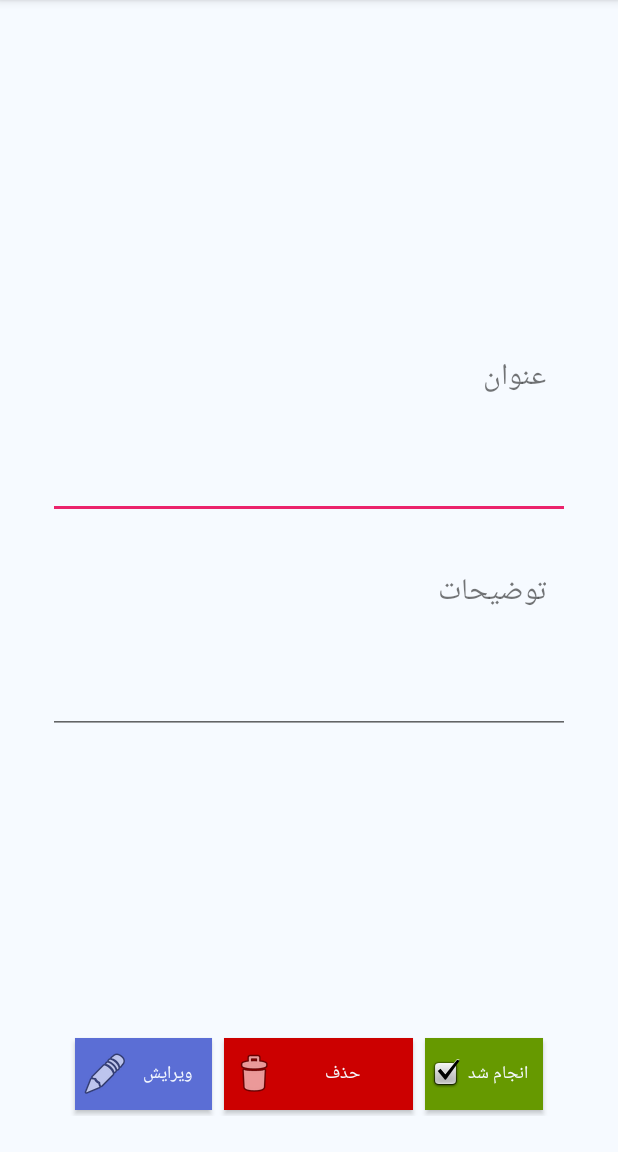
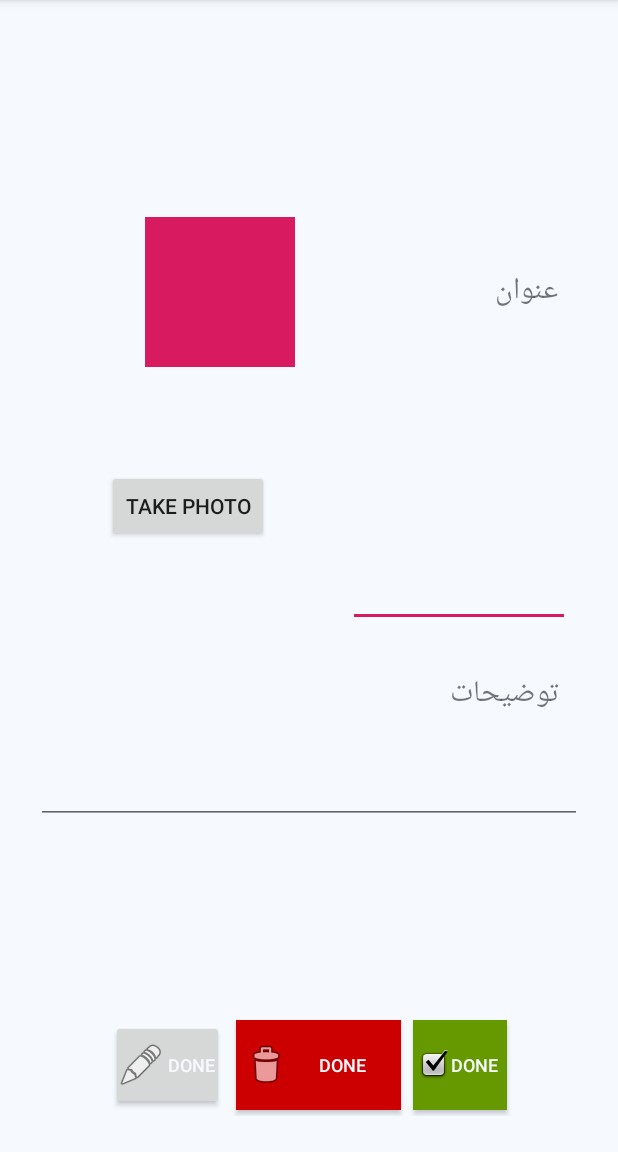
Before and after one commit to mktahmasbi1989/HW7_ORM, an Android app: the TaskDetailActivity screen opened directly, with no data from a screen before it, on a phone screen of 412 x 824 dp, the part 84-1236 px from its top. Run offline under Robolectric (Android 15) with nearby library versions, the phone set to English and light mode, and no system bars; 7 statements that could not run were skipped.

Commit message:
add imageView and btn takePhoto in taskDetailFragment add getPhotoName in model

```diff
--- a/app/src/main/res/layout-v25/fragment_task_detail.xml
+++ /dev/null
@@ -1,174 +0,0 @@
-<?xml version="1.0" encoding="utf-8"?>
-<android.support.constraint.ConstraintLayout xmlns:android="http://schemas.android.com/apk/res/android"
-    xmlns:app="http://schemas.android.com/apk/res-auto"
-    xmlns:tools="http://schemas.android.com/tools"
-    android:id="@+id/detail_fragment"
-    android:layout_width="match_parent"
-    android:layout_height="match_parent"
-    android:background="@color/ic_launcher_background"
-    android:orientation="vertical"
-    android:padding="16dp"
-    tools:context=".TaskDetailFragment"
-    tools:layout_editor_absoluteY="81dp">
-
-
-    <EditText
-        android:id="@+id/textView_title_detail"
-        android:layout_width="match_parent"
-        android:layout_height="wrap_content"
-        android:layout_marginStart="16dp"
-        android:layout_marginEnd="16dp"
-        android:layout_marginBottom="16dp"
-        android:textStyle="bold"
-        app:layout_constraintBottom_toTopOf="@+id/textView7"
-        app:layout_constraintEnd_toEndOf="parent"
-        app:layout_constraintStart_toStartOf="parent"
-        tools:text="description" />
-
-    <TextView
-        android:id="@+id/textView4"
-        android:layout_width="match_parent"
-        android:layout_height="wrap_content"
-        android:layout_marginStart="16dp"
-        android:layout_marginEnd="16dp"
-        android:layout_marginBottom="16dp"
-        android:padding="16dp"
-        android:text="عنوان"
-        android:textSize="20sp"
-        app:layout_constraintBottom_toTopOf="@+id/textView_title_detail"
-        app:layout_constraintEnd_toEndOf="parent"
-        app:layout_constraintHorizontal_bias="1.0"
-        app:layout_constraintStart_toStartOf="parent" />
-
-    <TextView
-        android:id="@+id/textView7"
-        android:layout_width="match_parent"
-        android:layout_height="wrap_content"
-        android:layout_marginStart="16dp"
-        android:layout_marginEnd="16dp"
-        android:layout_marginBottom="16dp"
-        android:padding="16dp"
-        android:text="توضیحات"
-        android:textSize="20sp"
-        app:layout_constraintBottom_toTopOf="@+id/textView_description"
-        app:layout_constraintEnd_toEndOf="parent"
-        app:layout_constraintStart_toStartOf="parent" />
-
-    <EditText
-        android:id="@+id/textView_description"
-        android:layout_width="match_parent"
-        android:layout_height="wrap_content"
-        android:layout_marginStart="16dp"
-        android:layout_marginEnd="16dp"
-        android:layout_marginBottom="16dp"
-        app:layout_constraintBottom_toTopOf="@+id/linearLayout"
-        app:layout_constraintEnd_toEndOf="parent"
-        app:layout_constraintStart_toStartOf="parent"
-        tools:text="description" />
-
-
-    <LinearLayout
-        android:id="@+id/linearLayout"
-        android:layout_width="match_parent"
-        android:layout_height="wrap_content"
-        android:layout_marginStart="8dp"
-        android:layout_marginEnd="8dp"
-        android:layout_marginBottom="16dp"
-        android:orientation="horizontal"
-        android:padding="8dp"
-        app:layout_constraintBottom_toTopOf="@+id/linearLayout6"
-        app:layout_constraintEnd_toEndOf="parent"
-        app:layout_constraintStart_toStartOf="parent">
-
-        <TextView
-            android:id="@+id/textView_date"
-            android:layout_width="wrap_content"
-            android:layout_height="wrap_content"
-            android:layout_weight="1"
-            android:gravity="center"
-            android:textColor="@color/colorPrimaryDark"
-            android:textSize="20sp"
-            android:textStyle="bold"
-            tools:text="date :" />
-
-    </LinearLayout>
-
-    <LinearLayout
-        android:id="@+id/linearLayout6"
-        android:layout_width="match_parent"
-        android:layout_height="wrap_content"
-        android:layout_marginStart="8dp"
-        android:layout_marginEnd="8dp"
-        android:layout_marginBottom="64dp"
-        android:orientation="horizontal"
-        android:padding="16dp"
-        app:layout_constraintBottom_toTopOf="@+id/linearLayout5"
-        app:layout_constraintEnd_toEndOf="parent"
-        app:layout_constraintStart_toStartOf="parent">
-
-        <TextView
-            android:id="@+id/textView_time"
-            android:layout_width="wrap_content"
-            android:layout_height="wrap_content"
-            android:layout_gravity="center"
-            android:layout_weight="1"
-            android:gravity="center"
-            android:textColor="@color/colorAccent"
-            android:textSize="20sp"
-            android:textStyle="bold"
-            tools:text="time" />
-
-    </LinearLayout>
-
-    <LinearLayout
-        android:id="@+id/linearLayout5"
-        android:layout_width="320dp"
-        android:layout_height="wrap_content"
-        android:layout_marginStart="8dp"
-        android:layout_marginEnd="8dp"
-        android:layout_marginBottom="8dp"
-        android:orientation="horizontal"
-        app:layout_constraintBottom_toBottomOf="parent"
-        app:layout_constraintEnd_toEndOf="parent"
-        app:layout_constraintStart_toStartOf="parent">
-
-        <Button
-            android:id="@+id/btn_edite"
-            android:layout_width="13dp"
-            android:layout_height="match_parent"
-            android:layout_margin="4dp"
-            android:layout_weight="1"
-            android:background="?android:attr/colorSecondary"
-            android:drawableStart="@android:drawable/ic_menu_edit"
-            android:padding="4dp"
-            android:text="@string/edite_textView"
-            android:textColor="@color/ic_launcher_background"
-            android:textSize="12sp" />
-
-        <Button
-            android:id="@+id/btn_delete"
-            android:layout_width="47dp"
-            android:layout_height="match_parent"
-            android:layout_margin="4dp"
-            android:layout_weight="1"
-            android:background="@android:color/holo_red_dark"
-            android:drawableStart="@android:drawable/ic_menu_delete"
-            android:padding="4dp"
-            android:text="@string/delete_textView"
-            android:textColor="@color/ic_launcher_background"
-            android:textSize="12sp" />
-
-        <Button
-            android:id="@+id/btn_done"
-            android:layout_width="0dp"
-            android:layout_height="match_parent"
-            android:layout_margin="4dp"
-            android:layout_weight="1"
-            android:background="@android:color/holo_green_dark"
-            android:drawableStart="@android:drawable/checkbox_on_background"
-            android:padding="4dp"
-            android:text="@string/done_textView"
-            android:textColor="@color/ic_launcher_background"
-            android:textSize="12sp" />
-    </LinearLayout>
-</android.support.constraint.ConstraintLayout>
--- a/app/src/main/res/layout/fragment_task_detail.xml
+++ b/app/src/main/res/layout/fragment_task_detail.xml
@@ -14,39 +14,39 @@
 
     <EditText
         android:id="@+id/textView_title_detail"
-        android:layout_width="match_parent"
+        android:layout_width="148dp"
         android:layout_height="wrap_content"
-        android:layout_marginStart="16dp"
-        android:layout_marginEnd="16dp"
-        android:layout_marginBottom="16dp"
+        android:layout_marginStart="8dp"
+        android:layout_marginEnd="8dp"
+        android:layout_marginBottom="12dp"
         android:textStyle="bold"
         app:layout_constraintBottom_toTopOf="@+id/textView7"
         app:layout_constraintEnd_toEndOf="parent"
+        app:layout_constraintHorizontal_bias="0.963"
         app:layout_constraintStart_toStartOf="parent"
         tools:text="description" />
 
     <TextView
         android:id="@+id/textView4"
-        android:layout_width="match_parent"
+        android:layout_width="111dp"
         android:layout_height="wrap_content"
-        android:layout_marginStart="16dp"
-        android:layout_marginEnd="16dp"
-        android:layout_marginBottom="16dp"
+        android:layout_marginTop="8dp"
+        android:layout_marginEnd="8dp"
+        android:layout_marginBottom="8dp"
         android:padding="16dp"
         android:text="عنوان"
         android:textSize="20sp"
         app:layout_constraintBottom_toTopOf="@+id/textView_title_detail"
         app:layout_constraintEnd_toEndOf="parent"
-        app:layout_constraintHorizontal_bias="1.0"
-        app:layout_constraintStart_toStartOf="parent" />
+        app:layout_constraintTop_toTopOf="parent" />
 
     <TextView
         android:id="@+id/textView7"
         android:layout_width="match_parent"
         android:layout_height="wrap_content"
-        android:layout_marginStart="16dp"
-        android:layout_marginEnd="16dp"
-        android:layout_marginBottom="16dp"
+        android:layout_marginStart="8dp"
+        android:layout_marginEnd="8dp"
+        android:layout_marginBottom="8dp"
         android:padding="16dp"
         android:text="توضیحات"
         android:textSize="20sp"
@@ -58,9 +58,9 @@
         android:id="@+id/textView_description"
         android:layout_width="match_parent"
         android:layout_height="wrap_content"
-        android:layout_marginStart="16dp"
-        android:layout_marginEnd="16dp"
-        android:layout_marginBottom="16dp"
+        android:layout_marginStart="8dp"
+        android:layout_marginEnd="8dp"
+        android:layout_marginBottom="8dp"
         app:layout_constraintBottom_toTopOf="@+id/linearLayout"
         app:layout_constraintEnd_toEndOf="parent"
         app:layout_constraintStart_toStartOf="parent"
@@ -70,10 +70,10 @@
     <LinearLayout
         android:id="@+id/linearLayout"
         android:layout_width="match_parent"
-        android:layout_height="wrap_content"
+        android:layout_height="43dp"
         android:layout_marginStart="8dp"
         android:layout_marginEnd="8dp"
-        android:layout_marginBottom="16dp"
+        android:layout_marginBottom="8dp"
         android:orientation="horizontal"
         android:padding="8dp"
         app:layout_constraintBottom_toTopOf="@+id/linearLayout6"
@@ -99,7 +99,7 @@
         android:layout_height="wrap_content"
         android:layout_marginStart="8dp"
         android:layout_marginEnd="8dp"
-        android:layout_marginBottom="64dp"
+        android:layout_marginBottom="8dp"
         android:orientation="horizontal"
         android:padding="16dp"
         app:layout_constraintBottom_toTopOf="@+id/linearLayout5"
@@ -122,8 +122,8 @@
 
     <LinearLayout
         android:id="@+id/linearLayout5"
-        android:layout_width="320dp"
-        android:layout_height="wrap_content"
+        android:layout_width="272dp"
+        android:layout_height="68dp"
         android:layout_marginStart="8dp"
         android:layout_marginEnd="8dp"
         android:layout_marginBottom="8dp"
@@ -140,10 +140,9 @@
             android:layout_weight="1"
             android:drawableStart="@android:drawable/ic_menu_edit"
             android:padding="4dp"
-            android:text="@string/edite_textView"
+            android:text="Done"
             android:textColor="@color/ic_launcher_background"
-            android:textSize="12sp"
-            />
+            android:textSize="12sp" />
 
         <Button
             android:id="@+id/btn_delete"
@@ -154,7 +153,7 @@
             android:background="@android:color/holo_red_dark"
             android:drawableStart="@android:drawable/ic_menu_delete"
             android:padding="4dp"
-            android:text="@string/delete_textView"
+            android:text="Done"
             android:textColor="@color/ic_launcher_background"
             android:textSize="12sp" />
 
@@ -167,8 +166,36 @@
             android:background="@android:color/holo_green_dark"
             android:drawableStart="@android:drawable/checkbox_on_background"
             android:padding="4dp"
-            android:text="@string/done_textView"
+            android:text="Done"
             android:textColor="@color/ic_launcher_background"
             android:textSize="12sp" />
     </LinearLayout>
+
+    <ImageView
+        android:id="@+id/imageView3"
+        android:layout_width="100dp"
+        android:layout_height="100dp"
+        android:layout_marginStart="8dp"
+        android:layout_marginTop="8dp"
+        android:layout_marginEnd="8dp"
+        android:layout_marginBottom="8dp"
+        android:src="@color/colorAccent"
+        app:layout_constraintBottom_toTopOf="@+id/textView_title_detail"
+        app:layout_constraintEnd_toStartOf="@+id/textView4"
+        app:layout_constraintStart_toStartOf="parent"
+        app:layout_constraintTop_toTopOf="parent" />
+
+    <Button
+        android:id="@+id/btn_take_photo"
+        android:layout_width="wrap_content"
+        android:layout_height="wrap_content"
+        android:layout_marginStart="8dp"
+        android:layout_marginTop="8dp"
+        android:layout_marginEnd="5dp"
+        android:layout_marginBottom="8dp"
+        android:text="take photo"
+        app:layout_constraintBottom_toTopOf="@+id/textView7"
+        app:layout_constraintEnd_toStartOf="@+id/textView_title_detail"
+        app:layout_constraintStart_toStartOf="parent"
+        app:layout_constraintTop_toBottomOf="@+id/imageView3" />
 </android.support.constraint.ConstraintLayout>
--- a/app/src/main/res/values/colors.xml
+++ b/app/src/main/res/values/colors.xml
@@ -2,5 +2,5 @@
 <resources>
     <color name="colorPrimary">#5b6ed5</color>
     <color name="colorPrimaryDark">#303f9f</color>
-    <color name="colorAccent">#eb236c</color>
+    <color name="colorAccent">#d81b60</color>
 </resources>
```
Also changed, not shown: app/src/main/java/com/example/mohamdkazem/advancetodolist/AllTasksFragment.java (+19 -19 lines), app/src/main/java/com/example/mohamdkazem/advancetodolist/Model/Task.java (+8 -0 lines), app/src/main/res/layout-v25/fragment_wellcome.xml (deleted, +0 -60 lines), app/src/main/res/layout-v26/fragment_sign_up.xml (deleted, +0 -121 lines).
